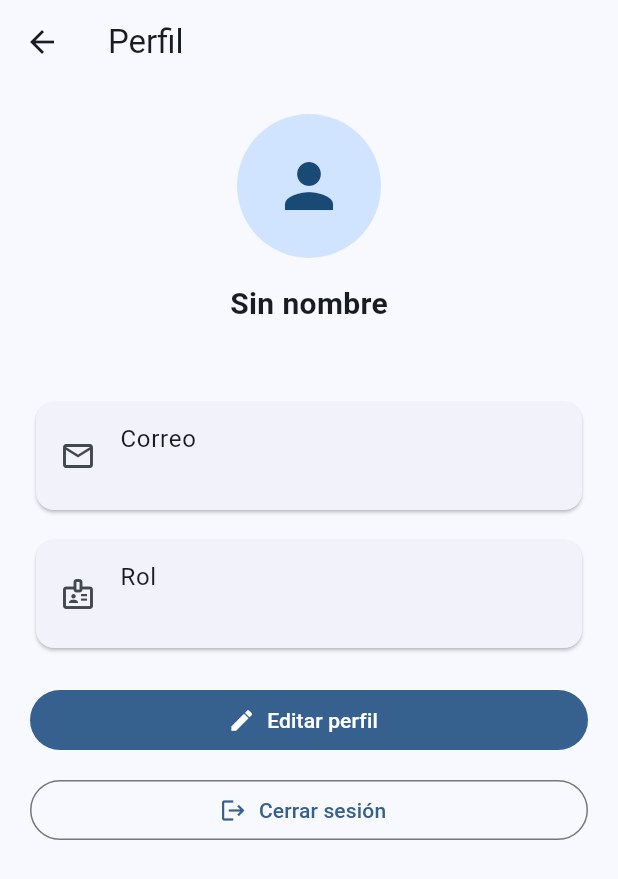
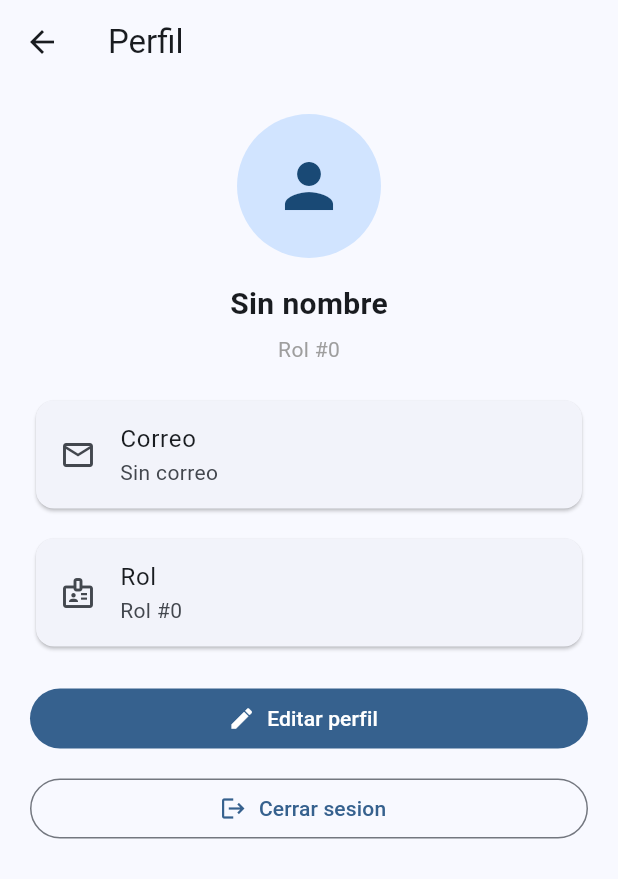
Before and after one commit to mxag11z/appmoviles, a Flutter app: the PerfilAdminScreen screen opened directly, on a phone screen of 412 x 824 dp. Shown: the top 879 px of the screen. Run offline on Flutter 3.47's test engine with Material 3 defaults, Android fonts, the phone set to English and light mode, and no system bars; our stand-ins replace flutter_dotenv, flutter_riverpod, go_router, image_picker, supabase_flutter; accounts and stored records are empty; network calls fail.

Commit message:
Alinea admin con schema Supabase (eventos y perfil)

```diff
--- a/appmoviles/lib/features/auth/screens/perfil_admin_screen.dart
+++ b/appmoviles/lib/features/auth/screens/perfil_admin_screen.dart
@@ -21,11 +21,24 @@ class _PerfilAdminScreenState extends State<PerfilAdminScreen> {
   Future<Map<String, dynamic>?> _fetchPerfil() async {
     final user = _supabase.auth.currentUser;
     if (user == null) return null;
+
     final res = await _supabase
         .from('usuario')
-        .select('id_usuario, nombre, ap_paterno, ap_materno, email, rol, foto')
+        .select(
+          '''
+          id_usuario,
+          nombre,
+          ap_paterno,
+          ap_materno,
+          email,
+          foto,
+          rolfk,
+          rolesusuario(nombrerol)
+          ''',
+        )
         .eq('id_usuario', user.id)
         .maybeSingle();
+
     if (res == null) return null;
     return Map<String, dynamic>.from(res);
   }
@@ -61,20 +74,25 @@ class _PerfilAdminScreenState extends State<PerfilAdminScreen> {
               return ListView(
                 children: const [
                   SizedBox(height: 120),
-                  Center(child: Text('No se encontró perfil.')),
+                  Center(child: Text('No se encontro perfil.')),
                 ],
               );
             }
 
-            final nombre = perfil['nombre'] ?? '';
-            final apPat = perfil['ap_paterno'] ?? '';
-            final apMat = perfil['ap_materno'] ?? '';
+            final nombre = (perfil['nombre'] ?? '').toString();
+            final apPat = (perfil['ap_paterno'] ?? '').toString();
+            final apMat = (perfil['ap_materno'] ?? '').toString();
             final fullName = [nombre, apPat, apMat]
-                .where((x) => (x as String).trim().isNotEmpty)
+                .where((x) => x.trim().isNotEmpty)
                 .join(' ');
-            final correo = perfil['email'] ?? '—';
-            final rol = perfil['rol'] ?? '—';
+
+            final correo = (perfil['email'] ?? '').toString();
             final foto = (perfil['foto'] ?? '').toString().trim();
+            final rolNombre = (perfil['rolesusuario']?['nombrerol'] ?? '').toString();
+            final rolId = perfil['rolfk'];
+            final rolDisplay = rolNombre.isNotEmpty
+                ? rolNombre
+                : (rolId == null ? 'Sin rol' : 'Rol #$rolId');
 
             return ListView(
               padding: const EdgeInsets.all(20),
@@ -96,7 +114,7 @@ class _PerfilAdminScreenState extends State<PerfilAdminScreen> {
                 const SizedBox(height: 6),
                 Center(
                   child: Text(
-                    rol,
+                    rolDisplay,
                     style: const TextStyle(color: Colors.grey),
                   ),
                 ),
@@ -106,7 +124,7 @@ class _PerfilAdminScreenState extends State<PerfilAdminScreen> {
                   child: ListTile(
                     leading: const Icon(Icons.email_outlined),
                     title: const Text('Correo'),
-                    subtitle: Text(correo),
+                    subtitle: Text(correo.isEmpty ? 'Sin correo' : correo),
                   ),
                 ),
                 const SizedBox(height: 12),
@@ -115,13 +133,13 @@ class _PerfilAdminScreenState extends State<PerfilAdminScreen> {
                   child: ListTile(
                     leading: const Icon(Icons.badge_outlined),
                     title: const Text('Rol'),
-                    subtitle: Text(rol),
+                    subtitle: Text(rolDisplay),
                   ),
                 ),
                 const SizedBox(height: 20),
                 FilledButton.icon(
                   onPressed: () {
-                    // aquí podrías navegar a una pantalla de edición de perfil
+                    // Navegar a edicion de perfil.
                   },
                   icon: const Icon(Icons.edit),
                   label: const Text('Editar perfil'),
@@ -131,11 +149,11 @@ class _PerfilAdminScreenState extends State<PerfilAdminScreen> {
                   onPressed: () async {
                     await _supabase.auth.signOut();
                     if (mounted) {
-                      // aquí podrías redirigir a login si usas GoRouter/Navigator
+                      // Redirigir a login si usas GoRouter/Navigator.
                     }
                   },
                   icon: const Icon(Icons.logout),
-                  label: const Text('Cerrar sesión'),
+                  label: const Text('Cerrar sesion'),
                 ),
               ],
             );
--- a/appmoviles/lib/main.dart
+++ b/appmoviles/lib/main.dart
@@ -9,7 +9,6 @@ import 'router/app_router.dart';
 Future<void> main() async {
   WidgetsFlutterBinding.ensureInitialized();
 
-  // Cargar variables de entorno desde .env
   await dotenv.load(fileName: '.env');
 
   final supabaseUrl = dotenv.env['SUPABASE_URL'];
@@ -27,13 +26,12 @@ Future<void> main() async {
       anonKey: supabaseAnonKey,
     );
   } catch (e, st) {
-    // Loguear y fallar temprano para facilitar el debugging
     // ignore: avoid_print
     print('Error inicializando Supabase: $e\n$st');
     rethrow;
   }
 
-  // Forzar HTTP (evitar errores SSL en desarrollo Android)
+  // Forzar HTTP (evitar errores SSL en desarrollo Android).
   HttpOverrides.global = MyHttpOverrides();
 
   runApp(const ProviderScope(child: MyApp()));
@@ -56,7 +54,7 @@ class MyApp extends StatelessWidget {
   }
 }
 
-/// Evitar errores SSL en desarrollo (no usar en producción)
+/// Evitar errores SSL en desarrollo (no usar en produccion).
 class MyHttpOverrides extends HttpOverrides {
   @override
   HttpClient createHttpClient(SecurityContext? context) {
--- a/appmoviles/lib/services/carreras_service.dart
+++ b/appmoviles/lib/services/carreras_service.dart
@@ -8,7 +8,7 @@ class CarrerasService {
   CarrerasService({SupabaseClient? client})
       : supabase = client ?? Supabase.instance.client;
 
-  /// Obtener todas las carreras (retorna lista vacía si no hay datos)
+  /// Obtener todas las carreras (retorna lista vacia si no hay datos).
   Future<List<CarreraModel>> fetchCarreras() async {
     try {
       final resp = await supabase.from('carrera').select().order('carrera');
@@ -27,7 +27,7 @@ class CarrerasService {
     }
   }
 
-  /// Obtener una carrera por id (retorna null si no existe)
+  /// Obtener una carrera por id (retorna null si no existe).
   Future<CarreraModel?> fetchCarreraById(String id) async {
     try {
       final resp = await supabase
@@ -47,7 +47,7 @@ class CarrerasService {
     }
   }
 
-  /// Crear una nueva carrera. Retorna null si éxito, o mensaje de error.
+  /// Crear una nueva carrera. Retorna null si exito, o mensaje de error.
   Future<String?> createCarrera(CarreraModel carrera) async {
     try {
       final resp = await supabase.from('carrera').insert(carrera.toMap()).select();
```
Also changed, not shown: appmoviles/lib/services/event_service.dart (+32 -6 lines), appmoviles/lib/features/auth/screens/admin_shell.dart (line endings or trailing spaces).
